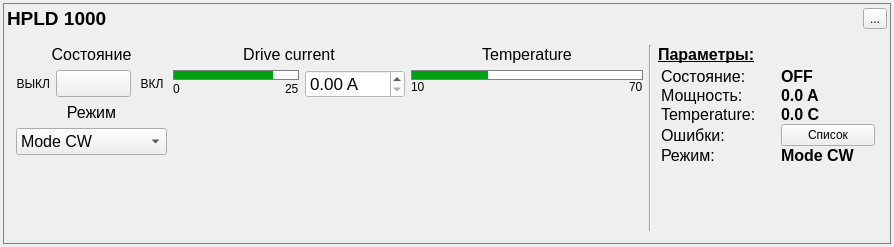
Qt form dc_panel.ui (bulkanul/EVO_YFL_1064_GUI_coherent2) before a commit.
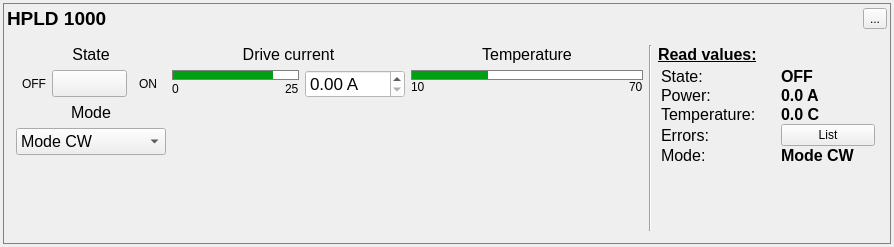
The same form after that commit. Icons and pictures are not drawn. Custom widgets are drawn as their Qt base class.

Diff of the .ui file:
```diff
--- a/dc_panel.ui
+++ b/dc_panel.ui
@@ -146,7 +146,7 @@
                   </font>
                  </property>
                  <property name="text">
-                  <string>Состояние</string>
+                  <string>State</string>
                  </property>
                  <property name="alignment">
                   <set>Qt::AlignCenter</set>
@@ -176,7 +176,7 @@
                     </size>
                    </property>
                    <property name="text">
-                    <string>ВЫКЛ</string>
+                    <string>OFF</string>
                    </property>
                    <property name="alignment">
                     <set>Qt::AlignRight|Qt::AlignTrailing|Qt::AlignVCenter</set>
@@ -262,7 +262,7 @@
                     </size>
                    </property>
                    <property name="text">
-                    <string>ВКЛ</string>
+                    <string>ON</string>
                    </property>
                    <property name="alignment">
                     <set>Qt::AlignCenter</set>
@@ -281,7 +281,7 @@
                     </font>
                    </property>
                    <property name="text">
-                    <string>Режим</string>
+                    <string>Mode</string>
                    </property>
                    <property name="alignment">
                     <set>Qt::AlignCenter</set>
@@ -708,7 +708,7 @@
               </font>
              </property>
              <property name="text">
-              <string>Параметры:</string>
+              <string>Read values:</string>
              </property>
             </widget>
            </item>
@@ -747,7 +747,7 @@
                 </font>
                </property>
                <property name="text">
-                <string>Состояние:</string>
+                <string>State:</string>
                </property>
               </widget>
              </item>
@@ -798,7 +798,7 @@
                 </font>
                </property>
                <property name="text">
-                <string>Мощность:</string>
+                <string>Power:</string>
                </property>
               </widget>
              </item>
@@ -900,14 +900,14 @@
                 </font>
                </property>
                <property name="text">
-                <string>Ошибки:</string>
+                <string>Errors:</string>
                </property>
               </widget>
              </item>
              <item row="3" column="1">
               <widget class="QPushButton" name="button_error">
                <property name="text">
-                <string>Список</string>
+                <string>List</string>
                </property>
               </widget>
              </item>
@@ -932,7 +932,7 @@
                 </font>
                </property>
                <property name="text">
-                <string>Режим:</string>
+                <string>Mode:</string>
                </property>
                <property name="alignment">
                 <set>Qt::AlignLeading|Qt::AlignLeft|Qt::AlignTop</set>
```
Left out of the diff: 38 changed lines with no effect on the pictures.
